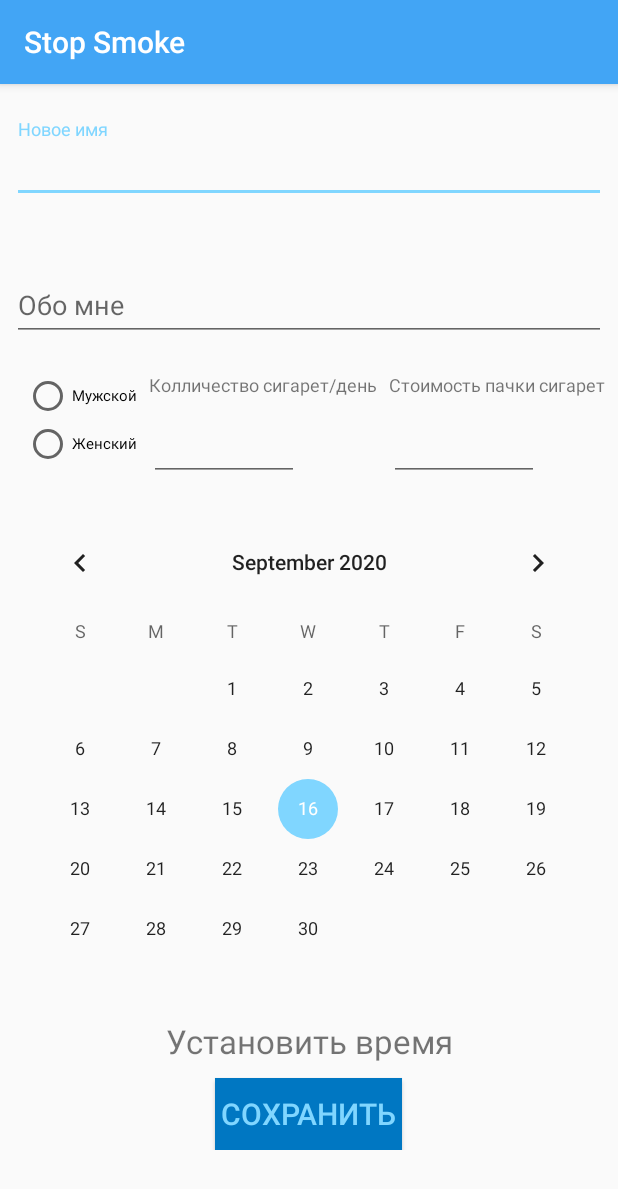
After one commit to Flop88/Stop-Smoke, an Android app: the SettingActivity screen opened directly, with no data from a screen before it, on a phone screen of 412 x 824 dp. The commit adds this screen. Shown: the top 1189 px of the screen. Run offline under Robolectric (Android 15) with nearby library versions, the light colour scheme and no system bars.

Commit message:
Create setting markup, edit model data class, have 1 error

```diff
--- a/app/src/main/AndroidManifest.xml
+++ b/app/src/main/AndroidManifest.xml
@@ -11,7 +11,8 @@
         android:roundIcon="@mipmap/ic_launcher_round"
         android:supportsRtl="true"
         android:theme="@style/AppTheme">
-        <activity android:name=".Activities.AboutActivity"></activity>
+        <activity android:name=".Activities.SettingActivity"></activity>
+        <activity android:name=".Activities.AboutActivity" />
         <activity android:name=".Activities.MainActivity" />
         <activity android:name=".Activities.LoginActivity" />
         <activity android:name=".Activities.SplashActivity">
--- a/app/src/main/java/ru/mvlikhachev/stopsmoke/Activities/LoginActivity.kt
+++ b/app/src/main/java/ru/mvlikhachev/stopsmoke/Activities/LoginActivity.kt
@@ -225,7 +225,7 @@ class LoginActivity : AppCompatActivity() {
 
         val name = textInputName.editText?.text.toString().trim()
 
-        val user = User(uid = user?.uid, displayName = name, email =  user?.email, stopDay = currentDate, "")
+        val user = User(uid = user?.uid, displayName = name, email =  user?.email, stopDay = currentDate, gender = "", cigaretteCount = 0.0, cigarettePackPrice = 0.0)
 
 
         usersDatabaseReference.child(user.uid.toString()).setValue(user);
--- a/app/src/main/java/ru/mvlikhachev/stopsmoke/Activities/MainActivity.kt
+++ b/app/src/main/java/ru/mvlikhachev/stopsmoke/Activities/MainActivity.kt
@@ -111,6 +111,10 @@ class MainActivity : AppCompatActivity() {
                     startActivity(Intent(this@MainActivity, AboutActivity::class.java))
                     true
                 }
+                R.id.settings_program -> {
+                    startActivity(Intent(this@MainActivity, SettingActivity::class.java))
+                    true
+                }
                 else -> super.onOptionsItemSelected(item)
             }
         // хз зачем, но без нее не работает
--- /dev/null
+++ b/app/src/main/java/ru/mvlikhachev/stopsmoke/Activities/SettingActivity.kt
@@ -0,0 +1,16 @@
+package ru.mvlikhachev.stopsmoke.Activities
+
+import androidx.appcompat.app.AppCompatActivity
+import android.os.Bundle
+import android.view.View
+import ru.mvlikhachev.stopsmoke.R
+
+class SettingActivity : AppCompatActivity() {
+    override fun onCreate(savedInstanceState: Bundle?) {
+        super.onCreate(savedInstanceState)
+        setContentView(R.layout.activity_setting)
+    }
+
+    fun onclick(view: View) {}
+    fun saveNewData(view: View) {}
+}
--- a/app/src/main/java/ru/mvlikhachev/stopsmoke/Model/User.kt
+++ b/app/src/main/java/ru/mvlikhachev/stopsmoke/Model/User.kt
@@ -5,18 +5,20 @@ import com.google.firebase.database.IgnoreExtraProperties
 @IgnoreExtraProperties
 data class User(
 
-    var uid : String? = "",
+    var uid: String? = "",
 
-    var displayName : String = "",
+    var displayName: String = "",
 
-    var email : String? = "",
+    var email: String? = "",
 
-//    var cigaretteCount : Double?,
+    var cigaretteCount: Double?,
 //
-//    var cigarettePackPrice : Int?,
+    var cigarettePackPrice: Double?,
 //
-    var stopDay : String= "",
+    var stopDay: String = "",
 
     var gender: String = "",
 
-)
+    )
+
+fun User() {}
--- /dev/null
+++ b/app/src/main/res/layout/activity_setting.xml
@@ -0,0 +1,177 @@
+<?xml version="1.0" encoding="utf-8"?>
+<RelativeLayout xmlns:android="http://schemas.android.com/apk/res/android"
+    xmlns:app="http://schemas.android.com/apk/res-auto"
+    xmlns:ads="http://schemas.android.com/apk/res-auto"
+    xmlns:tools="http://schemas.android.com/tools"
+    android:layout_width="match_parent"
+    android:layout_height="match_parent"
+    android:orientation="vertical"
+    tools:context=".Activities.SettingActivity">
+
+    <ScrollView
+        android:layout_width="match_parent"
+        android:layout_height="match_parent">
+
+        <LinearLayout
+            android:layout_width="match_parent"
+            android:layout_height="match_parent"
+            android:orientation="vertical"
+            android:padding="8dp">
+
+            <com.google.android.material.textfield.TextInputLayout
+                android:id="@+id/renameTextInputLayout"
+                android:layout_width="match_parent"
+                android:layout_height="wrap_content"
+                android:layout_marginTop="15dp"
+                app:errorEnabled="true">
+
+                <com.google.android.material.textfield.TextInputEditText
+                    android:id="@+id/renameTextInputEditText"
+                    android:layout_width="match_parent"
+                    android:layout_height="wrap_content"
+                    android:hint="Новое имя"
+                    android:inputType="textEmailAddress" />
+
+            </com.google.android.material.textfield.TextInputLayout>
+
+            <LinearLayout
+                android:layout_width="match_parent"
+                android:layout_height="wrap_content"
+                android:orientation="horizontal"
+                android:weightSum="10">
+
+                <com.google.android.material.textfield.TextInputLayout
+                    android:id="@+id/aboutTextInputLayout"
+                    android:layout_width="0dp"
+                    android:layout_height="wrap_content"
+                    android:layout_marginTop="15dp"
+                    android:layout_weight="10"
+                    app:errorEnabled="true">
+
+                    <com.google.android.material.textfield.TextInputEditText
+                        android:id="@+id/aboutTextInputEditText"
+                        android:layout_width="match_parent"
+                        android:layout_height="wrap_content"
+                        android:hint="Обо мне"
+                        android:inputType="textEmailAddress" />
+
+                </com.google.android.material.textfield.TextInputLayout>
+
+            </LinearLayout>
+
+            <LinearLayout
+                android:layout_width="match_parent"
+                android:layout_height="wrap_content"
+                android:orientation="horizontal"
+                android:weightSum="15">
+
+                <LinearLayout
+                    android:layout_width="wrap_content"
+                    android:layout_height="wrap_content"
+                    android:layout_marginLeft="8dp"
+                    android:layout_weight="5"
+                    android:orientation="vertical">
+
+                <RadioGroup
+                    android:layout_width="wrap_content"
+                    android:layout_height="wrap_content">
+
+                    <RadioButton
+                        android:layout_width="wrap_content"
+                        android:layout_height="wrap_content"
+                        android:textSize="10sp"
+                        android:text="Мужской" />
+
+                    <RadioButton
+                        android:layout_width="wrap_content"
+                        android:layout_height="wrap_content"
+                        android:textSize="10sp"
+                        android:text="Женский" />
+                </RadioGroup>
+                </LinearLayout>
+
+                <LinearLayout
+                    android:layout_width="wrap_content"
+                    android:layout_height="wrap_content"
+                    android:layout_marginLeft="8dp"
+                    android:layout_weight="5"
+                    android:orientation="vertical">
+                    <TextView
+                        android:layout_width="wrap_content"
+                        android:layout_height="wrap_content"
+                        android:textSize="12sp"
+                        android:text="Колличество сигарет/день" />
+
+                    <com.google.android.material.textfield.TextInputLayout
+                        android:layout_width="100dp"
+                        android:layout_height="wrap_content"
+                        app:errorEnabled="true">
+
+                        <com.google.android.material.textfield.TextInputEditText
+                            android:layout_width="match_parent"
+                            android:layout_height="wrap_content"
+                            android:inputType="textEmailAddress" />
+
+                    </com.google.android.material.textfield.TextInputLayout>
+
+                </LinearLayout>
+                <LinearLayout
+                    android:layout_width="wrap_content"
+                    android:layout_height="wrap_content"
+                    android:layout_marginLeft="8dp"
+                    android:layout_weight="5"
+                    android:orientation="vertical">
+                    <TextView
+                        android:layout_width="wrap_content"
+                        android:layout_height="wrap_content"
+                        android:textSize="12sp"
+                        android:text="Стоимость пачки сигарет" />
+
+                    <com.google.android.material.textfield.TextInputLayout
+                        android:layout_width="100dp"
+                        android:layout_height="wrap_content"
+                        app:errorEnabled="true">
+
+                        <com.google.android.material.textfield.TextInputEditText
+                            android:layout_width="match_parent"
+                            android:layout_height="wrap_content"
+                            android:inputType="textEmailAddress" />
+
+                    </com.google.android.material.textfield.TextInputLayout>
+
+                </LinearLayout>
+            </LinearLayout>
+
+
+            <CalendarView
+                android:id="@+id/calendarView"
+                android:layout_width="match_parent"
+                android:layout_height="wrap_content" />
+
+            <TextView
+                android:id="@+id/tvTime"
+                android:layout_width="fill_parent"
+                android:layout_height="wrap_content"
+                android:layout_marginBottom="10dp"
+                android:clickable="true"
+                android:gravity="center_horizontal"
+                android:onClick="onclick"
+                android:text="Установить время"
+                android:textSize="22sp"></TextView>
+
+
+            <Button
+                android:id="@+id/saveNewDataButton"
+                style="@style/ButtonStyle"
+                android:layout_width="wrap_content"
+                android:layout_height="wrap_content"
+                android:layout_gravity="center_horizontal"
+                android:onClick="saveNewData"
+                android:text="Сохранить" />
+
+        </LinearLayout>
+
+    </ScrollView>
+
+
+</RelativeLayout>
--- a/app/src/main/res/menu/main_menu.xml
+++ b/app/src/main/res/menu/main_menu.xml
@@ -2,6 +2,10 @@
 <menu xmlns:android="http://schemas.android.com/apk/res/android"
     xmlns:app="http://schemas.android.com/apk/res-auto">
 
+    <item
+        android:id="@+id/settings_program"
+        android:title="@string/settingsProgram"
+        app:showAsAction="never" />
     <item
         android:id="@+id/about_program"
         android:title="@string/aboutProgram"
--- a/app/src/main/res/values/strings.xml
+++ b/app/src/main/res/values/strings.xml
@@ -10,4 +10,5 @@
     <string name="sign_out">Выход</string>
     <string name="male">Мужской</string>
     <string name="female">Женский</string>
+    <string name="settingsProgram">Настройки</string>
 </resources>
```
